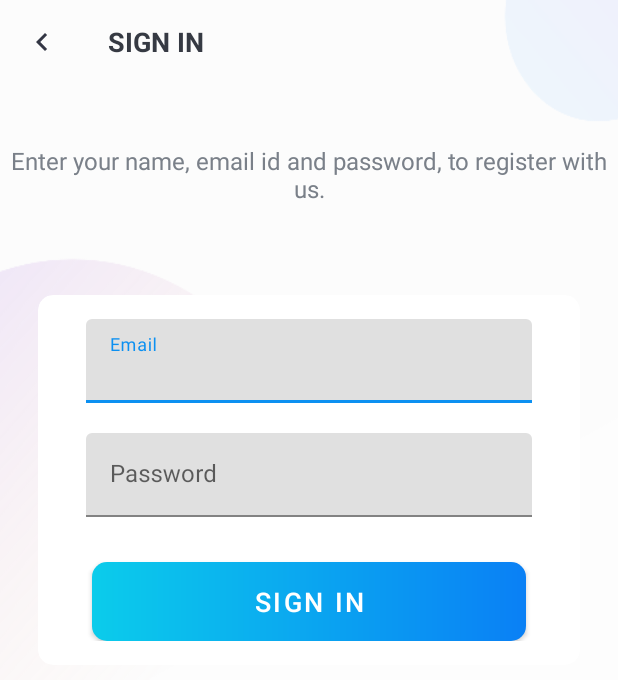
After one commit to joshuawaheed/learning-kotlin, an Android app: the SignInActivity screen opened directly, with no data from a screen before it, on a phone screen of 412 x 824 dp. The commit adds this screen. Shown: the top 680 px of the screen. Run offline under Robolectric (Android 15) with nearby library versions, the phone set to English and light mode, and no system bars.

Commit message:
Create sign in activity

```diff
--- a/Projemanag/app/src/main/AndroidManifest.xml
+++ b/Projemanag/app/src/main/AndroidManifest.xml
@@ -12,6 +12,15 @@
         android:supportsRtl="true"
         android:theme="@style/Theme.Projemanag"
         tools:targetApi="31">
+        <activity
+            android:name=".SignInActivity"
+            android:exported="false"
+            android:screenOrientation="portrait"
+            android:theme="@style/Theme.Projemanag.NoActionBar">
+            <meta-data
+                android:name="android.app.lib_name"
+                android:value="" />
+        </activity>
         <activity
             android:name=".SignUpActivity"
             android:exported="false"
--- a/Projemanag/app/src/main/java/com/joshuawaheed/projemanag/IntroActivity.kt
+++ b/Projemanag/app/src/main/java/com/joshuawaheed/projemanag/IntroActivity.kt
@@ -9,10 +9,21 @@
 class IntroActivity : AppCompatActivity() {
     override fun onCreate(savedInstanceState: Bundle?) {
         super.onCreate(savedInstanceState)
+
         setContentView(R.layout.activity_intro)
+
         val flagFullScreen = WindowManager.LayoutParams.FLAG_FULLSCREEN
+
         window.setFlags(flagFullScreen, flagFullScreen)
+
+        val btnSignIn: Button = findViewById(R.id.btn_sign_in_intro)
+
+        btnSignIn.setOnClickListener {
+            startActivity(Intent(this@IntroActivity, SignInActivity::class.java))
+        }
+
         val btnSignUp: Button = findViewById(R.id.btn_sign_up_intro)
+
         btnSignUp.setOnClickListener {
             startActivity(Intent(this@IntroActivity, SignUpActivity::class.java))
         }
--- /dev/null
+++ b/Projemanag/app/src/main/java/com/joshuawaheed/projemanag/SignInActivity.kt
@@ -0,0 +1,33 @@
+package com.joshuawaheed.projemanag
+
+import androidx.appcompat.app.AppCompatActivity
+import android.os.Bundle
+import android.view.WindowManager
+import androidx.appcompat.widget.Toolbar
+
+class SignInActivity : AppCompatActivity() {
+    override fun onCreate(savedInstanceState: Bundle?) {
+        super.onCreate(savedInstanceState)
+        setContentView(R.layout.activity_sign_in)
+        val flagFullScreen = WindowManager.LayoutParams.FLAG_FULLSCREEN
+        window.setFlags(flagFullScreen, flagFullScreen)
+        setupActionBar()
+    }
+
+    private fun setupActionBar() {
+        val toolbar: Toolbar = findViewById(R.id.toolbar_sign_in_activity)
+
+        setSupportActionBar(toolbar)
+
+        val actionBar = supportActionBar
+
+        if (actionBar != null) {
+            actionBar.setDisplayHomeAsUpEnabled(true)
+            actionBar.setHomeAsUpIndicator(R.drawable.ic_black_color_back_24dp)
+        }
+
+        toolbar.setNavigationOnClickListener {
+            onBackPressedDispatcher.onBackPressed()
+        }
+    }
+}
--- /dev/null
+++ b/Projemanag/app/src/main/res/layout/activity_sign_in.xml
@@ -0,0 +1,110 @@
+<?xml version="1.0" encoding="utf-8"?>
+<LinearLayout
+    xmlns:android="http://schemas.android.com/apk/res/android"
+    xmlns:app="http://schemas.android.com/apk/res-auto"
+    xmlns:tools="http://schemas.android.com/tools"
+    android:layout_width="match_parent"
+    android:layout_height="match_parent"
+    android:background="@drawable/ic_background"
+    android:orientation="vertical"
+    tools:context=".SignInActivity">
+
+    <androidx.appcompat.widget.Toolbar
+        android:id="@+id/toolbar_sign_in_activity"
+        android:layout_width="match_parent"
+        android:layout_height="?attr/actionBarSize">
+
+        <TextView
+            android:id="@+id/tv_title"
+            android:layout_width="match_parent"
+            android:layout_height="match_parent"
+            android:gravity="center_vertical"
+            android:text="@string/sign_in"
+            android:textColor="@color/primary_text_color"
+            android:textSize="@dimen/toolbar_title_text_size"
+            android:textStyle="bold" />
+
+    </androidx.appcompat.widget.Toolbar>
+
+    <LinearLayout
+        android:layout_width="match_parent"
+        android:layout_height="match_parent"
+        android:layout_gravity="center"
+        android:layout_marginTop="@dimen/authentication_screen_content_marginTop"
+        android:orientation="vertical">
+
+        <TextView
+            android:layout_width="match_parent"
+            android:layout_height="wrap_content"
+            android:gravity="center"
+            android:text="@string/sign_in_description_text"
+            android:textColor="@color/secondary_text_color"
+            android:textSize="@dimen/authentication_description_text_size" />
+
+        <androidx.cardview.widget.CardView
+            android:layout_width="match_parent"
+            android:layout_height="wrap_content"
+            android:layout_marginStart="@dimen/authentication_screen_marginStartEnd"
+            android:layout_marginTop="@dimen/authentication_screen_marginTop"
+            android:layout_marginEnd="@dimen/authentication_screen_marginStartEnd"
+            android:elevation="@dimen/card_view_elevation"
+            app:cardCornerRadius="@dimen/card_view_corner_radius">
+
+            <LinearLayout
+                android:layout_width="match_parent"
+                android:layout_height="wrap_content"
+                android:orientation="vertical"
+                android:padding="@dimen/card_view_layout_content_padding">
+
+                <com.google.android.material.textfield.TextInputLayout
+                    android:layout_width="match_parent"
+                    android:layout_height="wrap_content"
+                    android:layout_marginStart="@dimen/authentication_screen_til_marginStartEnd"
+                    android:layout_marginEnd="@dimen/authentication_screen_til_marginStartEnd">
+
+                    <androidx.appcompat.widget.AppCompatEditText
+                        android:id="@+id/et_email"
+                        android:layout_width="match_parent"
+                        android:layout_height="wrap_content"
+                        android:hint="@string/email"
+                        android:inputType="textEmailAddress"
+                        android:textSize="@dimen/et_text_size" />
+                </com.google.android.material.textfield.TextInputLayout>
+
+                <com.google.android.material.textfield.TextInputLayout
+                    android:layout_width="match_parent"
+                    android:layout_height="wrap_content"
+                    android:layout_marginStart="@dimen/authentication_screen_til_marginStartEnd"
+                    android:layout_marginTop="@dimen/authentication_screen_til_marginTop"
+                    android:layout_marginEnd="@dimen/authentication_screen_til_marginStartEnd">
+
+                    <androidx.appcompat.widget.AppCompatEditText
+                        android:id="@+id/et_password"
+                        android:layout_width="match_parent"
+                        android:layout_height="wrap_content"
+                        android:hint="@string/password"
+                        android:inputType="textPassword"
+                        android:textSize="@dimen/et_text_size" />
+                </com.google.android.material.textfield.TextInputLayout>
+
+                <Button
+                    android:id="@+id/btn_sign_in"
+                    android:layout_width="match_parent"
+                    android:layout_height="wrap_content"
+                    android:layout_gravity="center"
+                    android:layout_marginStart="@dimen/btn_marginStartEnd"
+                    android:layout_marginTop="@dimen/sign_up_screen_btn_marginTop"
+                    android:layout_marginEnd="@dimen/btn_marginStartEnd"
+                    android:background="@drawable/shape_button_rounded"
+                    android:foreground="?attr/selectableItemBackground"
+                    android:gravity="center"
+                    android:paddingTop="@dimen/btn_paddingTopBottom"
+                    android:paddingBottom="@dimen/btn_paddingTopBottom"
+                    android:text="@string/sign_in"
+                    android:textColor="@android:color/white"
+                    android:textSize="@dimen/btn_text_size"
+                    app:backgroundTint="@null" />
+            </LinearLayout>
+        </androidx.cardview.widget.CardView>
+    </LinearLayout>
+</LinearLayout>
--- a/Projemanag/app/src/main/res/values/dimens.xml
+++ b/Projemanag/app/src/main/res/values/dimens.xml
@@ -27,4 +27,5 @@
     <dimen name="authentication_screen_til_marginStartEnd">16dp</dimen>
     <dimen name="et_text_size">16sp</dimen>
     <dimen name="authentication_screen_til_marginTop">20dp</dimen>
+    <dimen name="authentication_screen_marginTop">60dp</dimen>
 </resources>
--- a/Projemanag/app/src/main/res/values/strings.xml
+++ b/Projemanag/app/src/main/res/values/strings.xml
@@ -9,4 +9,5 @@
     <string name="name">Name</string>
     <string name="password">Password</string>
     <string name="email">Email</string>
+    <string name="sign_in_description_text">Enter your name, email id and password, to register with us.</string>
 </resources>
```
